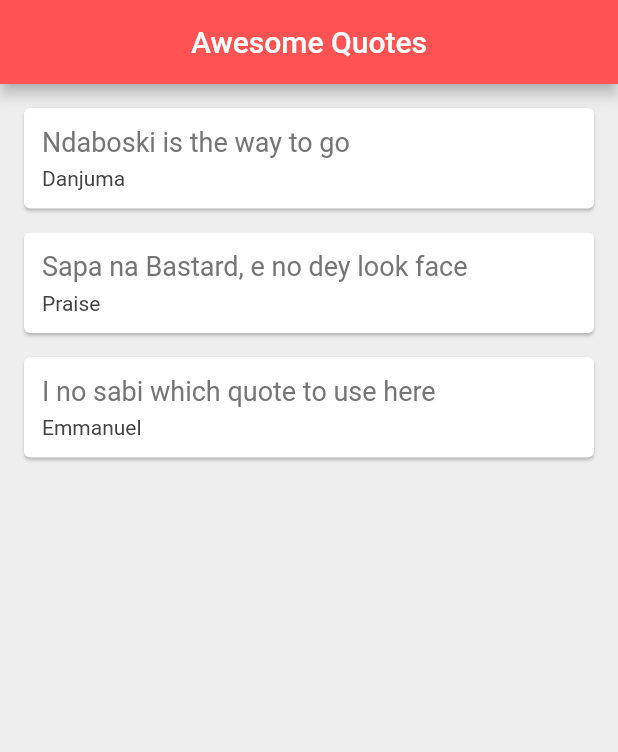
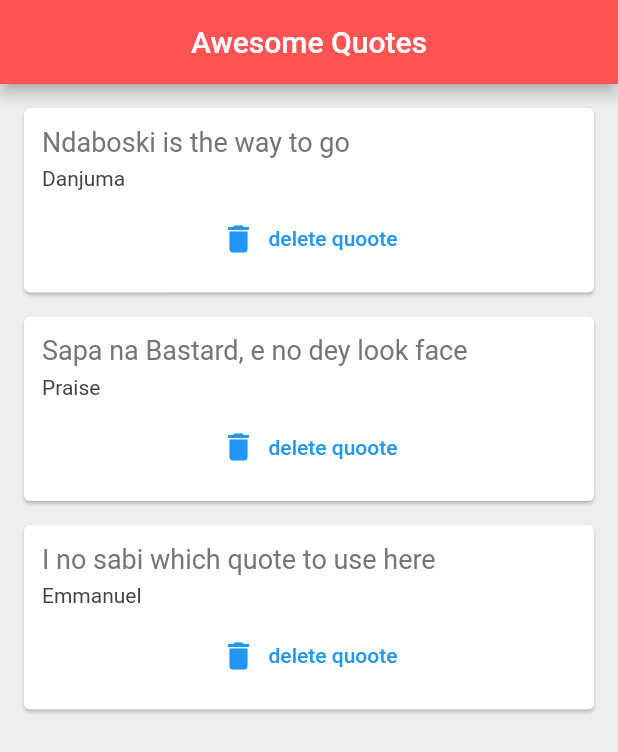
Before and after one commit to wenotch/quote-app, a Flutter app: the screen it shows after launch, on a phone screen of 412 x 824 dp. Shown: the top 752 px of the screen. Run offline on Flutter 3.47's test engine with Material 2 defaults, Android fonts, the phone set to English and light mode, and no system bars.

Commit message:
finised quote app

```diff
--- a/lib/main.dart
+++ b/lib/main.dart
@@ -1,5 +1,7 @@
 import 'package:flutter/material.dart';
 import 'package:quoteapp/quote.dart';
+import 'package:quoteapp/quote_card.dart';
+
 
 void main() {
   runApp(MaterialApp(
@@ -22,33 +24,6 @@ class _QuoteListState extends State<QuoteList> {
     Quote(  'I no sabi which quote to use here', "Emmanuel")
   ];
 
-  Widget quoteTemplate(quote){
-    return Card(
-      margin: const EdgeInsets.fromLTRB(16, 16,16,0),
-      child: Padding(
-        padding: const EdgeInsets.all(12.0),
-        child: Column(
-          crossAxisAlignment: CrossAxisAlignment.stretch,
-          children: <Widget>[
-            Text(
-              quote.text,
-            style: TextStyle(
-              fontSize: 18,
-              color: Colors.grey[600]
-            ),
-            ),
-            SizedBox(height: 6),Text(
-              quote.author,
-              style: TextStyle(
-                  fontSize: 14,
-                  color: Colors.grey[800]
-              ),
-            ),
-          ],
-        ),
-      ),
-    );
-  }
   @override
   Widget build(BuildContext context) {
     return Scaffold(
@@ -59,7 +34,14 @@ class _QuoteListState extends State<QuoteList> {
         backgroundColor: Colors.redAccent,
       ),
       body: Column(
-        children: quotes.map((quote)=>quoteTemplate(quote)).toList(),
+        children: quotes.map((quote)=> QuoteCard(
+            quote: quote,
+            delete: (){
+              setState(() {
+                quotes.remove(quote);
+              });
+          }
+        )).toList(),
       )
     );
   }
--- /dev/null
+++ b/lib/quote_card.dart
@@ -0,0 +1,47 @@
+import 'package:flutter/material.dart';
+import 'package:quoteapp/quote.dart';
+
+class QuoteCard extends StatelessWidget {
+  final Quote quote;
+  final Function delete;
+  QuoteCard({ required this.quote, required this.delete });
+
+  @override
+  Widget build(BuildContext context) {
+    return Card(
+      margin: const EdgeInsets.fromLTRB(16, 16,16,0),
+      child: Padding(
+        padding: const EdgeInsets.all(12.0),
+        child: Column(
+          crossAxisAlignment: CrossAxisAlignment.stretch,
+          children: <Widget>[
+            Text(
+              quote.text,
+            style: TextStyle(
+              fontSize: 18,
+              color: Colors.grey[600]
+            ),
+            ),
+            SizedBox(height: 6),
+            Text(
+              quote.author,
+              style: TextStyle(
+                  fontSize: 14,
+                  color: Colors.grey[800]
+              ),
+            ),
+            SizedBox(height: 8),
+            TextButton.icon(
+                onPressed: (){
+                  this.delete();
+                },
+                icon: Icon(Icons.delete),
+                label: Text('delete quoote')
+            )
+          ],
+        ),
+      ),
+    );
+  }
+
+}
```
